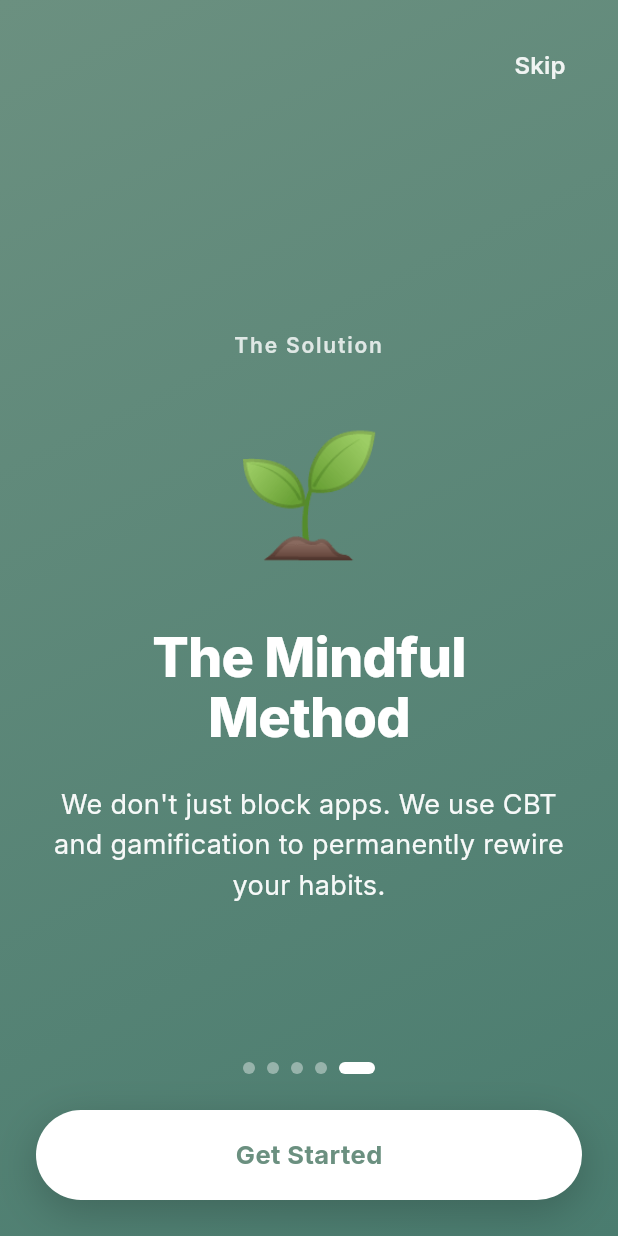
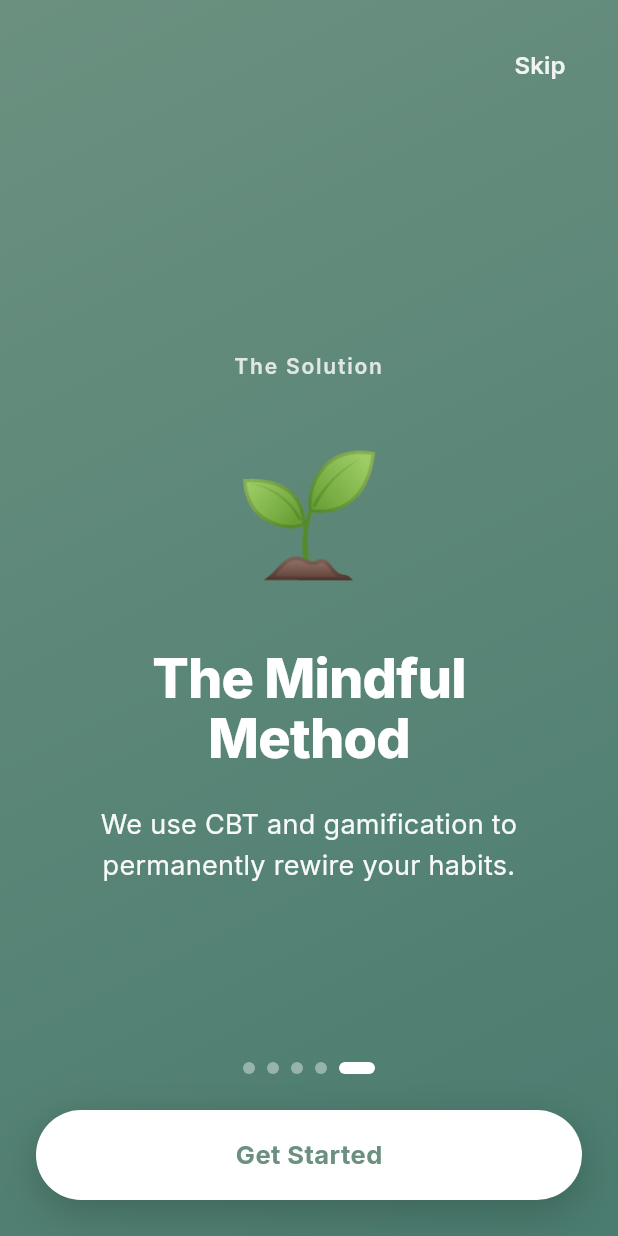
Before and after one commit to d-morales2889/doom-scrolling, a Flutter app: the EducationalCarouselScreen screen opened directly, swiped to page 5, on a phone screen of 412 x 824 dp. Run offline on Flutter 3.47's test engine with Material 3 defaults, Android fonts, the phone set to English and light mode, and no system bars; our stand-ins replace google_fonts.

Commit message:
Remove introductory phrase from educational carousel subtitle.

```diff
--- a/lib/screens/onboarding_screens/educational_carousel_screen.dart
+++ b/lib/screens/onboarding_screens/educational_carousel_screen.dart
@@ -50,7 +50,7 @@ class _EducationalCarouselScreenState extends State<EducationalCarouselScreen> {
     CarouselPage(
       title: 'The Mindful Method',
       subtitle:
-          'We don\'t just block apps. We use CBT and gamification to permanently rewire your habits.',
+          'We use CBT and gamification to permanently rewire your habits.',
       category: 'The Solution',
       emoji: '🌱',
       gradient: [Color(0xFF6B9080), Color(0xFF4A7C6F)],
```
